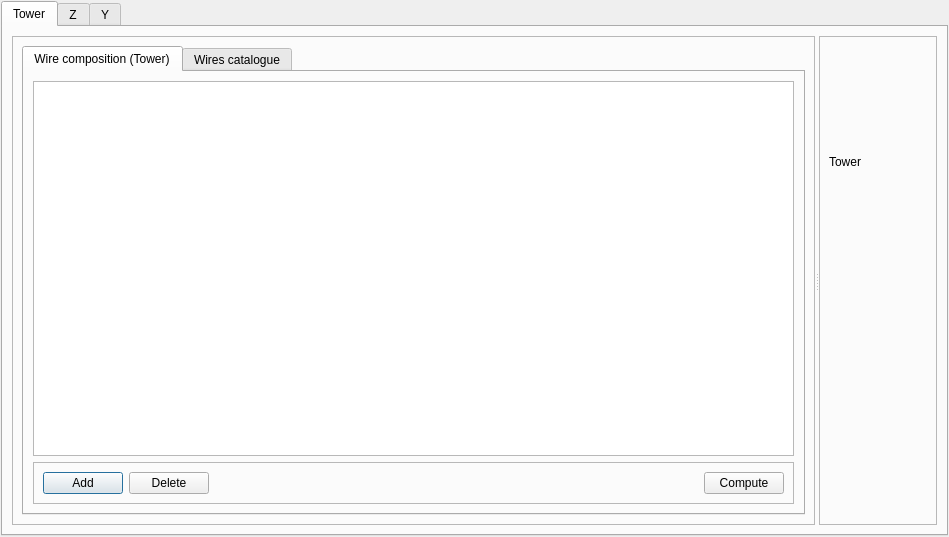
This is UnderDevelopment/GridCal/Gui/LineBuilder/gui.ui in SanPen/GridCal as Qt 5 draws it before an edit. The edited form follows.
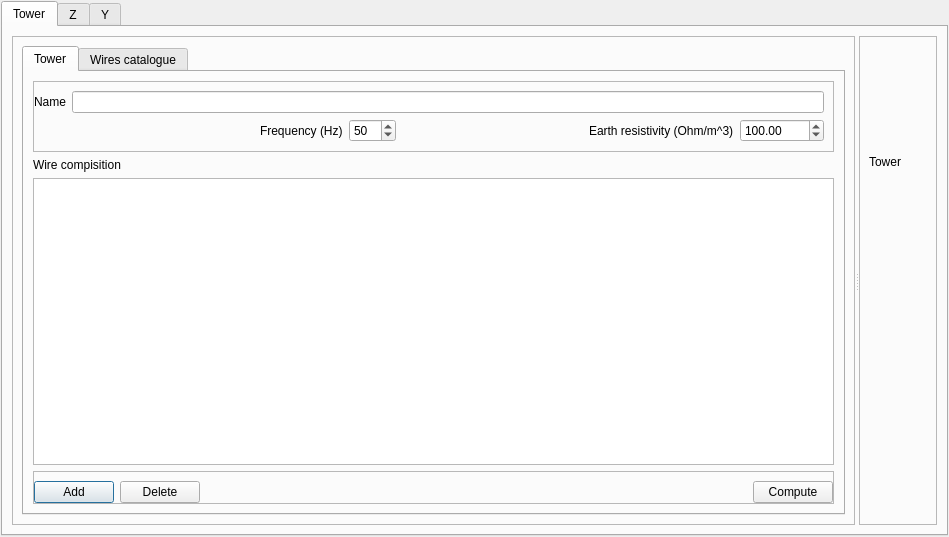
This is the edited form. Custom widgets are drawn as their Qt base class.

Commit message: refactored line builder included complex number formatting in PandasModel

The edit to the form file:
```diff
--- a/UnderDevelopment/GridCal/Gui/LineBuilder/gui.ui
+++ b/UnderDevelopment/GridCal/Gui/LineBuilder/gui.ui
@@ -56,9 +56,101 @@
              </property>
              <widget class="QWidget" name="tab_4">
               <attribute name="title">
-               <string>Wire composition (Tower)</string>
+               <string>Tower</string>
               </attribute>
               <layout class="QVBoxLayout" name="verticalLayout_8">
+               <item>
+                <widget class="QFrame" name="frame_2">
+                 <property name="frameShape">
+                  <enum>QFrame::StyledPanel</enum>
+                 </property>
+                 <property name="frameShadow">
+                  <enum>QFrame::Raised</enum>
+                 </property>
+                 <layout class="QGridLayout" name="gridLayout">
+                  <property name="leftMargin">
+                   <number>0</number>
+                  </property>
+                  <item row="0" column="0">
+                   <widget class="QLabel" name="label_9">
+                    <property name="text">
+                     <string>Name</string>
+                    </property>
+                   </widget>
+                  </item>
+                  <item row="1" column="6">
+                   <widget class="QDoubleSpinBox" name="rho_doubleSpinBox">
+                    <property name="maximum">
+                     <double>9999999.000000000000000</double>
+                    </property>
+                    <property name="value">
+                     <double>100.000000000000000</double>
+                    </property>
+                   </widget>
+                  </item>
+                  <item row="1" column="5">
+                   <widget class="QLabel" name="label_11">
+                    <property name="text">
+                     <string>Earth resistivity (Ohm/m^3)</string>
+                    </property>
+                   </widget>
+                  </item>
+                  <item row="0" column="1" colspan="6">
+                   <widget class="QLineEdit" name="name_lineEdit"/>
+                  </item>
+                  <item row="1" column="1">
+                   <spacer name="horizontalSpacer_3">
+                    <property name="orientation">
+                     <enum>Qt::Horizontal</enum>
+                    </property>
+                    <property name="sizeHint" stdset="0">
+                     <size>
+                      <width>40</width>
+                      <height>20</height>
+                     </size>
+                    </property>
+                   </spacer>
+                  </item>
+                  <item row="1" column="2">
+                   <widget class="QLabel" name="label_8">
+                    <property name="text">
+                     <string>Frequency (Hz)</string>
+                    </property>
+                   </widget>
+                  </item>
+                  <item row="1" column="3">
+                   <widget class="QDoubleSpinBox" name="frequency_doubleSpinBox">
+                    <property name="decimals">
+                     <number>0</number>
+                    </property>
+                    <property name="value">
+                     <double>50.000000000000000</double>
+                    </property>
+                   </widget>
+                  </item>
+                  <item row="1" column="4">
+                   <spacer name="horizontalSpacer_4">
+                    <property name="orientation">
+                     <enum>Qt::Horizontal</enum>
+                    </property>
+                    <property name="sizeHint" stdset="0">
+                     <size>
+                      <width>40</width>
+                      <height>20</height>
+                     </size>
+                    </property>
+                   </spacer>
+                  </item>
+                 </layout>
+                </widget>
+               </item>
+               <item>
+                <widget class="QLabel" name="label_10">
+                 <property name="text">
+                  <string>Wire compisition</string>
+                 </property>
+                </widget>
+               </item>
                <item>
                 <widget class="QTableView" name="tower_tableView"/>
                </item>
@@ -71,6 +163,15 @@
                   <enum>QFrame::Raised</enum>
                  </property>
                  <layout class="QHBoxLayout" name="horizontalLayout_2">
+                  <property name="leftMargin">
+                   <number>0</number>
+                  </property>
+                  <property name="rightMargin">
+                   <number>0</number>
+                  </property>
+                  <property name="bottomMargin">
+                   <number>0</number>
+                  </property>
                   <item>
                    <widget class="QPushButton" name="add_to_tower_pushButton">
                     <property name="text">
```
Left out of the diff: 2 changed lines with no effect on the pictures. The commit also changes 6 other files.
